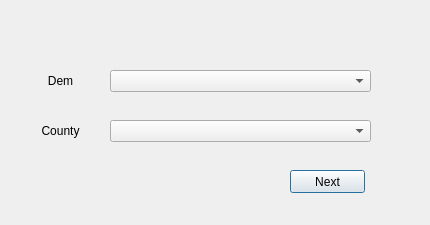
Old version of the form UiPage/FirstPage.ui in the repository AlterChiu/SMM-2020-CrossSectionEditor-Qplugin.
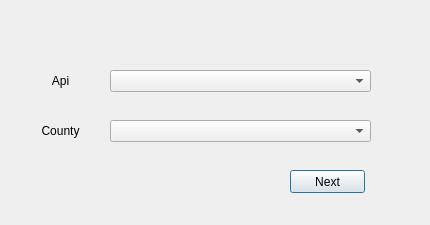
New version of the form.

What changed in the file:
```diff
--- a/UiPage/FirstPage.ui
+++ b/UiPage/FirstPage.ui
@@ -26,7 +26,7 @@
     <enum>Qt::LeftToRight</enum>
    </property>
    <property name="text">
-    <string>Dem</string>
+    <string>Api</string>
    </property>
    <property name="alignment">
     <set>Qt::AlignCenter</set>
```
Left out of the diff: 2 changed lines with no effect on the pictures.
